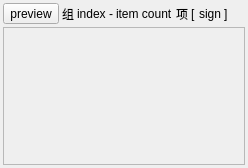
The window that components/widget_assembler_similar_result_preview/widget_similar_group_info/res/similar_group_info.ui (PPJUST/ComicDup) describes before a commit, drawn with Qt 5.
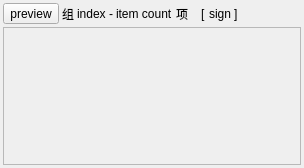
The same window after the commit.

Diff of the .ui file:
```diff
--- a/components/widget_assembler_similar_result_preview/widget_similar_group_info/res/similar_group_info.ui
+++ b/components/widget_assembler_similar_result_preview/widget_similar_group_info/res/similar_group_info.ui
@@ -6,7 +6,7 @@
    <rect>
     <x>0</x>
     <y>0</y>
-    <width>248</width>
+    <width>304</width>
     <height>168</height>
    </rect>
   </property>
@@ -76,6 +76,13 @@
        </property>
       </widget>
      </item>
+     <item>
+      <widget class="QLabel" name="label_size_count">
+       <property name="text">
+        <string/>
+       </property>
+      </widget>
+     </item>
      <item>
       <widget class="QLabel" name="label_6">
        <property name="text">
@@ -122,7 +129,7 @@
        <rect>
         <x>0</x>
         <y>0</y>
-        <width>240</width>
+        <width>296</width>
         <height>134</height>
        </rect>
       </property>
```
